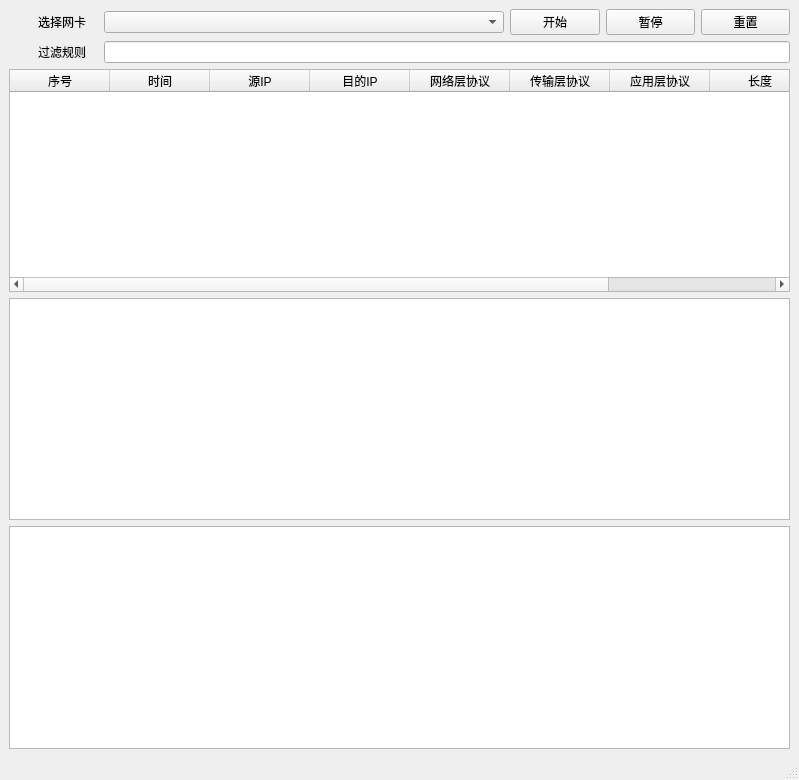
The window that mainwindow.ui (FunClip/ssniffer) describes before a commit, drawn with Qt 5.
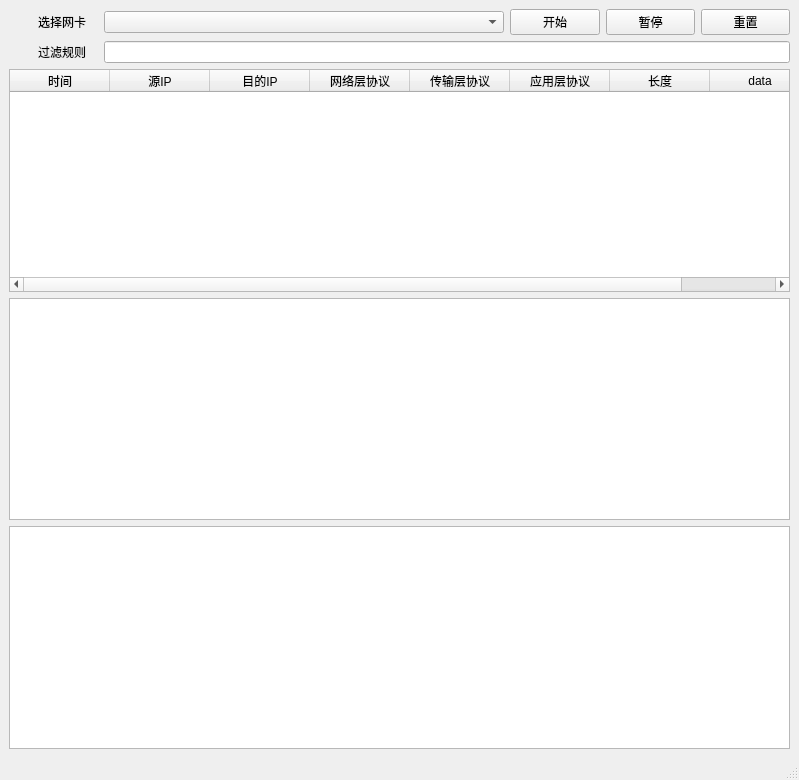
The same window after the commit.

Diff of the .ui file:
```diff
--- a/mainwindow.ui
+++ b/mainwindow.ui
@@ -98,11 +98,6 @@
      <layout class="QGridLayout" name="gridLayout_8">
       <item row="0" column="0">
        <widget class="QTableWidget" name="tableWidget">
-        <column>
-         <property name="text">
-          <string>序号</string>
-         </property>
-        </column>
         <column>
          <property name="text">
           <string>时间</string>
```
